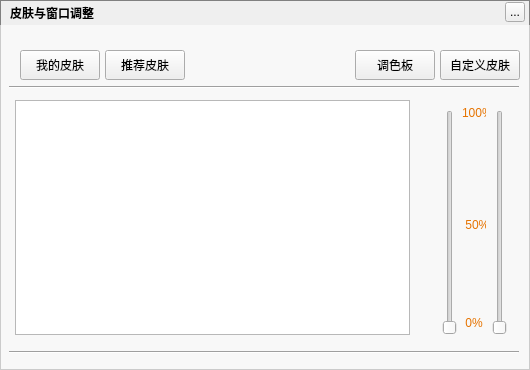
Before: the Qt Designer form ui/core-widget/musicbackgroundskindialog.ui in Greedysky/TTKMusicPlayer, drawn with Qt 5.
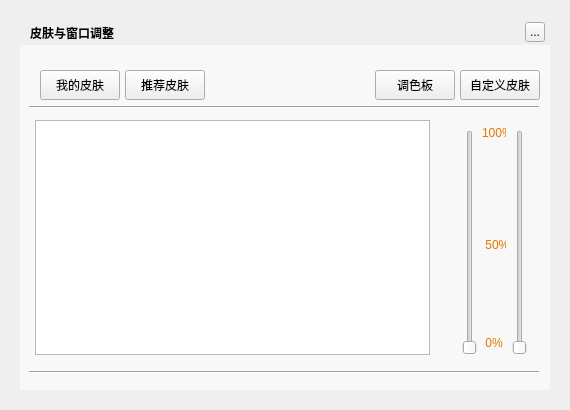
After: the same form once the commit is applied. Custom widgets are drawn as their Qt base class.

Commit message: update the interface border shadow[351220]

The edit to the form file:
```diff
--- a/ui/core-widget/musicbackgroundskindialog.ui
+++ b/ui/core-widget/musicbackgroundskindialog.ui
@@ -6,21 +6,18 @@
    <rect>
     <x>0</x>
     <y>0</y>
-    <width>530</width>
-    <height>370</height>
+    <width>570</width>
+    <height>410</height>
    </rect>
   </property>
   <property name="windowTitle">
    <string>Form</string>
   </property>
-  <property name="styleSheet">
-   <string notr="true">#MusicBackgroundSkinDialog{border:1px solid gray}</string>
-  </property>
   <widget class="QLabel" name="showPerArea">
    <property name="geometry">
     <rect>
-     <x>462</x>
-     <y>105</y>
+     <x>482</x>
+     <y>125</y>
      <width>24</width>
      <height>226</height>
     </rect>
@@ -50,8 +47,8 @@
   <widget class="QSlider" name="bgTransparentSlider">
    <property name="geometry">
     <rect>
-     <x>440</x>
-     <y>110</y>
+     <x>460</x>
+     <y>130</y>
      <width>20</width>
      <height>225</height>
     </rect>
@@ -63,8 +60,8 @@
   <widget class="QLabel" name="background">
    <property name="geometry">
     <rect>
-     <x>0</x>
-     <y>0</y>
+     <x>20</x>
+     <y>20</y>
      <width>530</width>
      <height>370</height>
     </rect>
@@ -79,8 +76,8 @@
   <widget class="QLabel" name="topTitleName">
    <property name="geometry">
     <rect>
-     <x>10</x>
-     <y>0</y>
+     <x>30</x>
+     <y>20</y>
      <width>100</width>
      <height>25</height>
     </rect>
@@ -95,8 +92,8 @@
   <widget class="QToolButton" name="topTitleCloseButton">
    <property name="geometry">
     <rect>
-     <x>505</x>
-     <y>2</y>
+     <x>525</x>
+     <y>22</y>
      <width>20</width>
      <height>20</height>
     </rect>
@@ -108,8 +105,8 @@
   <widget class="QPushButton" name="mySkin">
    <property name="geometry">
     <rect>
-     <x>20</x>
-     <y>50</y>
+     <x>40</x>
+     <y>70</y>
      <width>80</width>
      <height>30</height>
     </rect>
@@ -121,8 +118,8 @@
   <widget class="QPushButton" name="netSkin">
    <property name="geometry">
     <rect>
-     <x>105</x>
-     <y>50</y>
+     <x>125</x>
+     <y>70</y>
      <width>80</width>
      <height>30</height>
     </rect>
@@ -134,8 +131,8 @@
   <widget class="QSlider" name="bgTransparentSliderR">
    <property name="geometry">
     <rect>
-     <x>490</x>
-     <y>110</y>
+     <x>510</x>
+     <y>130</y>
      <width>20</width>
      <height>225</height>
     </rect>
@@ -147,8 +144,8 @@
   <widget class="QStackedWidget" name="stackedWidget">
    <property name="geometry">
     <rect>
-     <x>15</x>
-     <y>100</y>
+     <x>35</x>
+     <y>120</y>
      <width>395</width>
      <height>235</height>
     </rect>
@@ -162,8 +159,8 @@
   <widget class="Line" name="line">
    <property name="geometry">
     <rect>
-     <x>9</x>
-     <y>85</y>
+     <x>29</x>
+     <y>105</y>
      <width>510</width>
      <height>5</height>
     </rect>
@@ -175,8 +172,8 @@
   <widget class="QPushButton" name="customSkin">
    <property name="geometry">
     <rect>
-     <x>440</x>
-     <y>50</y>
+     <x>460</x>
+     <y>70</y>
      <width>80</width>
      <height>30</height>
     </rect>
@@ -188,8 +185,8 @@
   <widget class="QPushButton" name="paletteButton">
    <property name="geometry">
     <rect>
-     <x>355</x>
-     <y>50</y>
+     <x>375</x>
+     <y>70</y>
      <width>80</width>
      <height>30</height>
     </rect>
@@ -201,8 +198,8 @@
   <widget class="Line" name="line_2">
    <property name="geometry">
     <rect>
-     <x>9</x>
-     <y>350</y>
+     <x>29</x>
+     <y>370</y>
      <width>510</width>
      <height>5</height>
     </rect>
@@ -214,8 +211,8 @@
   <widget class="QWidget" name="backgroundMask" native="true">
    <property name="geometry">
     <rect>
-     <x>0</x>
-     <y>25</y>
+     <x>20</x>
+     <y>45</y>
      <width>530</width>
      <height>345</height>
     </rect>
```
Left out of the diff: 2 changed lines with no effect on the pictures. The commit also changes 3 other files.
